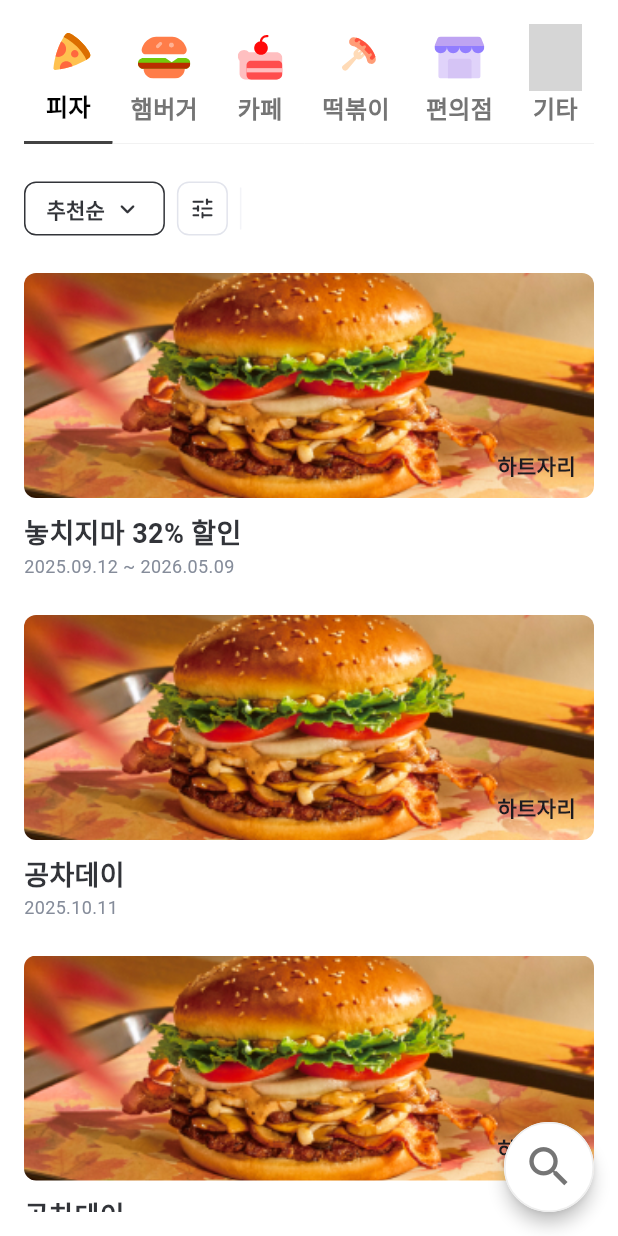
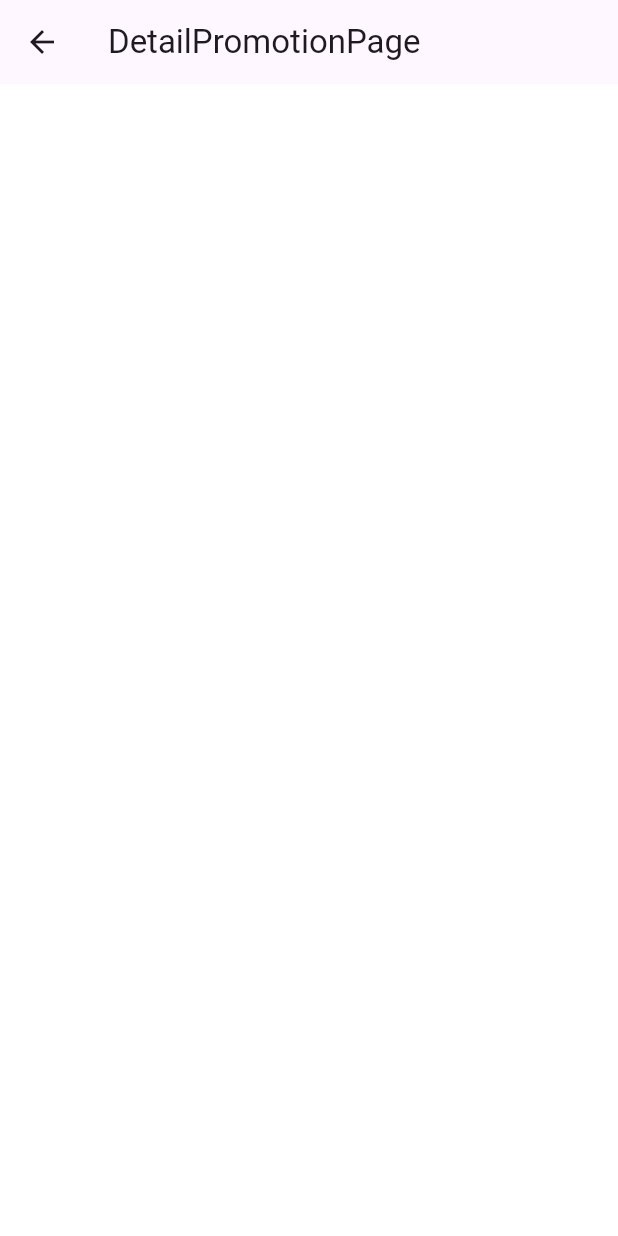
Before and after one commit to ApptiveDev/NOCHIGIMA, a Flutter app: the PromoScreen screen opened directly, after a tap on "하트자리", on a phone screen of 412 x 824 dp. Run offline on Flutter 3.47's test engine with Material 3 defaults, Android fonts, the phone set to English and light mode, and no system bars; our stand-ins replace flutter_svg; grey boxes are pictures that could not be loaded.

Commit message:
feat: promotionBlock 이동 수정

```diff
--- /dev/null
+++ b/frontend/lib/screens/brand-promotion/detail_promotion.dart
@@ -0,0 +1,15 @@
+import 'package:flutter/material.dart';
+
+class DetailPromotion extends StatefulWidget {
+  const DetailPromotion({super.key});
+
+  @override
+  State<DetailPromotion> createState() => _DetailPromotionState();
+}
+
+class _DetailPromotionState extends State<DetailPromotion> {
+  @override
+  Widget build(BuildContext context) {
+    return Scaffold(appBar: AppBar(title: Text("DetailPromotionPage")));
+  }
+}
--- a/frontend/lib/screens/brand-promotion/promo_screen.dart
+++ b/frontend/lib/screens/brand-promotion/promo_screen.dart
@@ -1,5 +1,6 @@
 import 'package:flutter/material.dart';
 import 'package:flutter_svg/svg.dart';
+import 'package:frontend/screens/brand-promotion/detail_promotion.dart';
 import 'package:frontend/screens/brand-promotion/search_promotion.dart';
 
 class PromoScreen extends StatefulWidget {
@@ -75,7 +76,7 @@ class _PromotionBlockState extends State<PromotionBlock> {
   @override
   Widget build(BuildContext context) {
     return InkWell(
-      onTap: () {},
+      onTap: () {Navigator.push(context, MaterialPageRoute(builder: (context) => DetailPromotion()));},
       child: Container(
         margin: EdgeInsets.only(bottom: 24),
         child: Column(
@@ -89,7 +90,7 @@ class _PromotionBlockState extends State<PromotionBlock> {
                   child: Image.asset(
                     widget.imageURL,
                     width: double.infinity,
-                    height: 150,
+                    height: 180,
                     fit: BoxFit.cover,
                   ),
                 ),
@@ -114,6 +115,28 @@ class _PromotionBlockState extends State<PromotionBlock> {
                 fontSize: 18,
               ),
             ),
+            Row(
+              children: [
+                Text(
+                  "행사 기간",
+                  style: TextStyle(
+                    fontSize: 12,
+                    fontWeight: FontWeight.w700,
+                    color: Color(0xFF858C9A)
+                  ),
+                ),
+                SizedBox(width: 8,),
+                SizedBox(
+                  height: 12,
+                  child: VerticalDivider(
+                    thickness: 1,
+                    width: 1,
+                    indent: 2,
+                    color: Color(0xFF858C9A),
+
+                  ),
+                ),
+                SizedBox(width: 8,),
                 Text(
                   widget.deadline,
                   style: TextStyle(
@@ -122,7 +145,8 @@ class _PromotionBlockState extends State<PromotionBlock> {
                     fontSize: 12,
                   ),
                 ),
-
+              ]
+            )
             // filter
           ],
         ),
@@ -148,7 +172,7 @@ class _PromoScreenState extends State<PromoScreen> {
           border: Border(
             bottom: isSelected
                 ? BorderSide(color: Colors.grey[800]!, width: 2)
-                : BorderSide(color: Colors.grey[200]!, width: 0.5),
+                : BorderSide(color: Color(0xFFF3F4F8)!, width: 1),
           ),
         ),
         child: Column(
```
Lines whose indentation alone changed are shown as unchanged.
